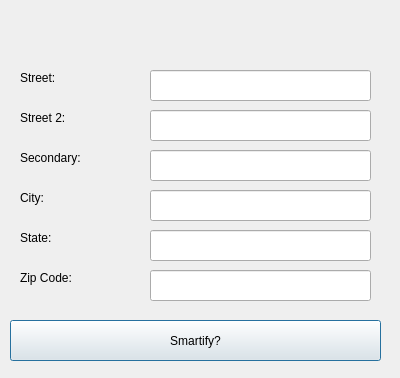
smarty/qgis-plugin, file smarty/smarty_dialog_base.ui: the form before one commit.
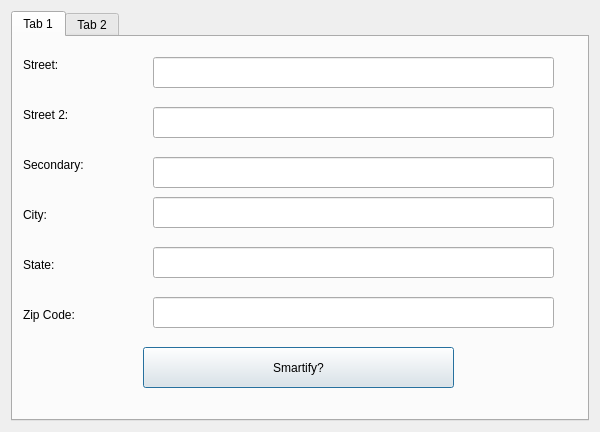
The form after the commit. The open tabs and pages were chosen to show the change. Custom widgets are drawn as their Qt base class.

Commit message: Changed dialog box to have tabs

Diff of the .ui file:
```diff
--- a/smarty/smarty_dialog_base.ui
+++ b/smarty/smarty_dialog_base.ui
@@ -6,31 +6,28 @@
    <rect>
     <x>0</x>
     <y>0</y>
-    <width>400</width>
-    <height>378</height>
+    <width>600</width>
+    <height>432</height>
    </rect>
   </property>
   <property name="windowTitle">
    <string>Smarty</string>
   </property>
-  <widget class="QPushButton" name="pushButton">
-   <property name="geometry">
-    <rect>
-     <x>10</x>
-     <y>320</y>
-     <width>371</width>
-     <height>41</height>
-    </rect>
-   </property>
-   <property name="text">
-    <string>Smartify?</string>
-   </property>
-  </widget>
+  <layout class="QVBoxLayout" name="verticalLayout">
+   <item>
+    <widget class="QTabWidget" name="tabWidget">
+     <property name="currentIndex">
+      <number>1</number>
+     </property>
+     <widget class="QWidget" name="tab">
+      <attribute name="title">
+       <string>Tab 1</string>
+      </attribute>
   <widget class="QLabel" name="label_2">
    <property name="geometry">
     <rect>
-     <x>20</x>
-     <y>70</y>
+         <x>10</x>
+         <y>20</y>
      <width>101</width>
      <height>16</height>
     </rect>
@@ -42,8 +39,8 @@
   <widget class="QLabel" name="label_3">
    <property name="geometry">
     <rect>
-     <x>20</x>
-     <y>110</y>
+         <x>10</x>
+         <y>70</y>
      <width>101</width>
      <height>16</height>
     </rect>
@@ -55,8 +52,8 @@
   <widget class="QLabel" name="label_4">
    <property name="geometry">
     <rect>
-     <x>20</x>
-     <y>150</y>
+         <x>10</x>
+         <y>120</y>
      <width>101</width>
      <height>16</height>
     </rect>
@@ -68,8 +65,8 @@
   <widget class="QLabel" name="label_6">
    <property name="geometry">
     <rect>
-     <x>20</x>
-     <y>190</y>
+         <x>10</x>
+         <y>170</y>
      <width>101</width>
      <height>16</height>
     </rect>
@@ -81,8 +78,8 @@
   <widget class="QLabel" name="label_7">
    <property name="geometry">
     <rect>
-     <x>20</x>
-     <y>230</y>
+         <x>10</x>
+         <y>220</y>
      <width>101</width>
      <height>16</height>
     </rect>
@@ -94,7 +91,7 @@
   <widget class="QLabel" name="label_8">
    <property name="geometry">
     <rect>
-     <x>20</x>
+         <x>10</x>
      <y>270</y>
      <width>101</width>
      <height>16</height>
@@ -104,42 +101,12 @@
     <string>Zip Code:</string>
    </property>
   </widget>
-  <widget class="QLineEdit" name="city">
-   <property name="geometry">
-    <rect>
-     <x>150</x>
-     <y>190</y>
-     <width>221</width>
-     <height>31</height>
-    </rect>
-   </property>
-  </widget>
-  <widget class="QLineEdit" name="state">
-   <property name="geometry">
-    <rect>
-     <x>150</x>
-     <y>230</y>
-     <width>221</width>
-     <height>31</height>
-    </rect>
-   </property>
-  </widget>
-  <widget class="QLineEdit" name="zipcode">
-   <property name="geometry">
-    <rect>
-     <x>150</x>
-     <y>270</y>
-     <width>221</width>
-     <height>31</height>
-    </rect>
-   </property>
-  </widget>
   <widget class="QLineEdit" name="street">
    <property name="geometry">
     <rect>
-     <x>150</x>
-     <y>70</y>
-     <width>221</width>
+         <x>140</x>
+         <y>20</y>
+         <width>401</width>
      <height>31</height>
     </rect>
    </property>
@@ -147,9 +114,9 @@
   <widget class="QLineEdit" name="street2">
    <property name="geometry">
     <rect>
-     <x>150</x>
-     <y>110</y>
-     <width>221</width>
+         <x>140</x>
+         <y>70</y>
+         <width>401</width>
      <height>31</height>
     </rect>
    </property>
@@ -157,14 +124,109 @@
   <widget class="QLineEdit" name="secondary">
    <property name="geometry">
     <rect>
-     <x>150</x>
-     <y>150</y>
-     <width>221</width>
+         <x>140</x>
+         <y>120</y>
+         <width>401</width>
      <height>31</height>
     </rect>
    </property>
   </widget>
- </widget>
+      <widget class="QLineEdit" name="city">
+       <property name="geometry">
+        <rect>
+         <x>140</x>
+         <y>160</y>
+         <width>401</width>
+         <height>31</height>
+        </rect>
+       </property>
+      </widget>
+      <widget class="QLineEdit" name="state">
+       <property name="geometry">
+        <rect>
+         <x>140</x>
+         <y>210</y>
+         <width>401</width>
+         <height>31</height>
+        </rect>
+       </property>
+      </widget>
+      <widget class="QLineEdit" name="zipcode">
+       <property name="geometry">
+        <rect>
+         <x>140</x>
+         <y>260</y>
+         <width>401</width>
+         <height>31</height>
+        </rect>
+       </property>
+      </widget>
+      <widget class="QPushButton" name="pushButton">
+       <property name="geometry">
+        <rect>
+         <x>130</x>
+         <y>310</y>
+         <width>311</width>
+         <height>41</height>
+        </rect>
+       </property>
+       <property name="text">
+        <string>Smartify?</string>
+       </property>
+      </widget>
+     </widget>
+     <widget class="QWidget" name="tab_2">
+      <attribute name="title">
+       <string>Tab 2</string>
+      </attribute>
+      <widget class="QgsFileWidget" name="mQgsFileWidget">
+       <property name="geometry">
+        <rect>
+         <x>40</x>
+         <y>90</y>
+         <width>501</width>
+         <height>71</height>
+        </rect>
+       </property>
+      </widget>
+      <widget class="QPushButton" name="batch_button">
+       <property name="geometry">
+        <rect>
+         <x>70</x>
+         <y>190</y>
+         <width>431</width>
+         <height>61</height>
+        </rect>
+       </property>
+       <property name="text">
+        <string>Smartify?</string>
+       </property>
+      </widget>
+      <widget class="QLabel" name="label">
+       <property name="geometry">
+        <rect>
+         <x>40</x>
+         <y>40</y>
+         <width>171</width>
+         <height>31</height>
+        </rect>
+       </property>
+       <property name="text">
+        <string>Pick csv file:</string>
+       </property>
+      </widget>
+     </widget>
+    </widget>
+   </item>
+  </layout>
+ </widget>
+ <customwidgets>
+  <customwidget>
+   <class>QgsFileWidget</class>
+   <extends>QWidget</extends>
+   <header>qgsfilewidget.h</header>
+  </customwidget>
+ </customwidgets>
  <resources/>
  <connections/>
 </ui>
```
Lines whose indentation alone changed are shown as unchanged.
